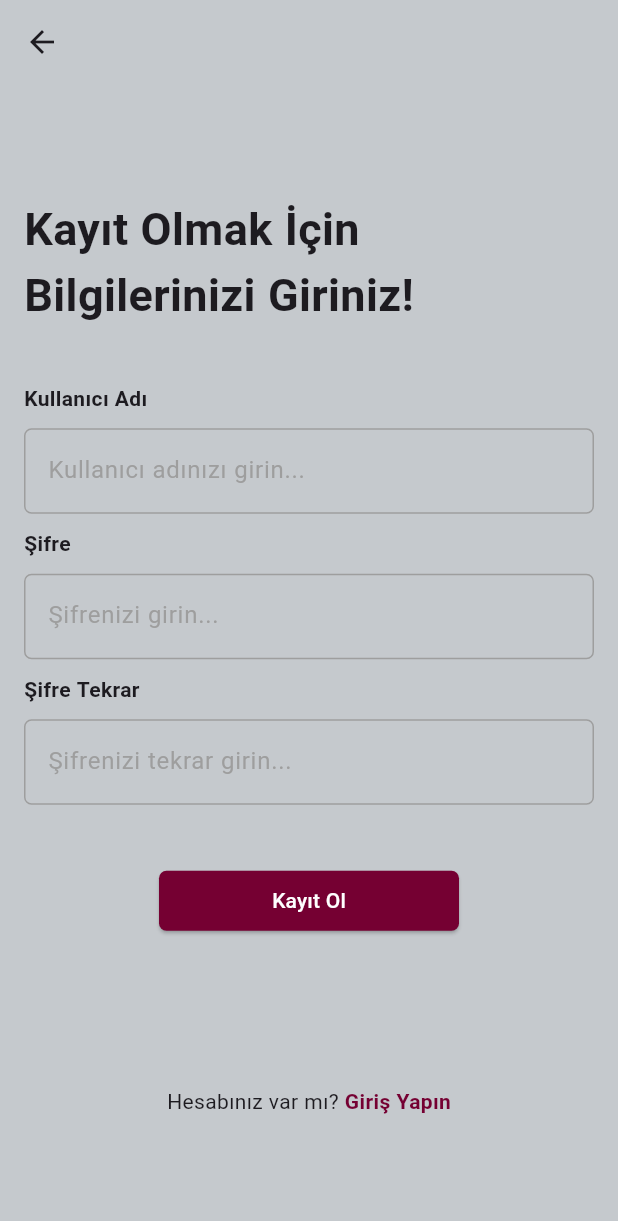
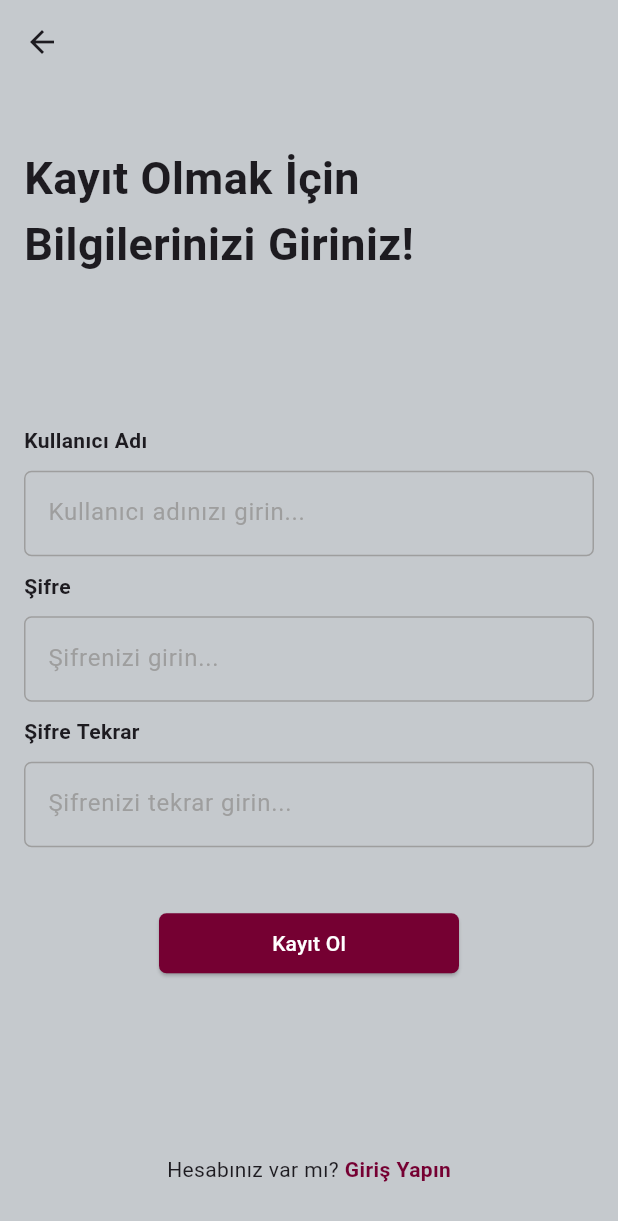
Before and after one commit to akifcancevikk/date_app, a Flutter app: the screen it shows after launch, after a tap on "Kayıt olun", on a phone screen of 412 x 824 dp. Shown: the top 1221 px of the screen. Run offline on Flutter 3.47's test engine with Material 3 defaults, Android fonts, the light colour scheme and no system bars; our stand-ins replace cached_network_image, file_picker, flutter_rating_bar, google_fonts, shared_preferences; missing offline and left inert: awesome_top_snackbar, image_preview, responsive_grid_list; accounts and stored records are empty.

Commit message:
Note align changes

```diff
--- a/lib/views/login.dart
+++ b/lib/views/login.dart
@@ -51,9 +51,9 @@ class _LoginPageState extends State<LoginPage> {
           child: Column(
             mainAxisAlignment: MainAxisAlignment.center,
             children: [
-              Expanded(flex: 1, child: Align(alignment: Alignment.bottomLeft, child: Text("Giriş Yapmanız\nGerekmekte!", style: TextStyle(fontSize: 30, fontWeight: FontWeight.bold),))),
+              Expanded(flex: 3, child: Align(alignment: Alignment.bottomLeft, child: Text("Giriş Yapmanız\nGerekmekte!", style: TextStyle(fontSize: 30, fontWeight: FontWeight.bold),))),
               Expanded(
-                flex: 3,
+                flex: 10,
                 child: Column(
                   mainAxisAlignment: MainAxisAlignment.center,
                   children: [
--- a/lib/views/register.dart
+++ b/lib/views/register.dart
@@ -36,9 +36,9 @@ class _RegisterState extends State<Register> {
           child: Column(
             mainAxisAlignment: MainAxisAlignment.center,
             children: [
-              Expanded(flex: 1, child: Align(alignment: Alignment.bottomLeft, child: Text("Kayıt Olmak İçin Bilgilerinizi Giriniz!", style: TextStyle(fontSize: 30, fontWeight: FontWeight.bold),))),
+              Expanded(flex: 2, child: Align(alignment: Alignment.bottomLeft, child: Text("Kayıt Olmak İçin Bilgilerinizi Giriniz!", style: TextStyle(fontSize: 30, fontWeight: FontWeight.bold),))),
               Expanded(
-                flex: 3,
+                flex: 10,
                 child: Column(
                   mainAxisAlignment: MainAxisAlignment.center,
                   children: [
```
Also changed, not shown: lib/views/place_detail.dart (+24 -5 lines).
